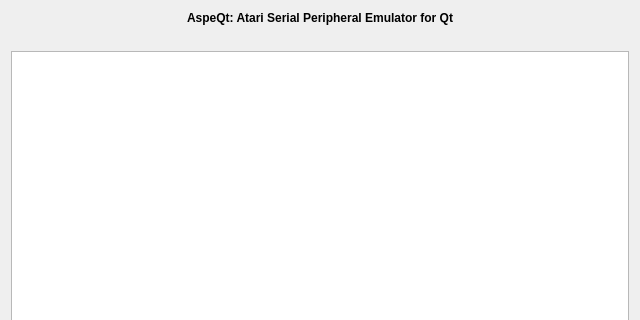
pjones1063/AspeQt-2k24, file aboutdialog.ui: the form before one commit; both pictures show x 0 to 640 and y 0 to 320 of the 640 by 480 pixel window.
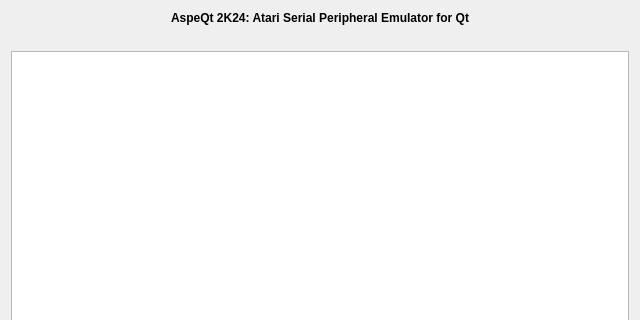
The form after the commit.

Diff of the .ui file:
```diff
--- a/aboutdialog.ui
+++ b/aboutdialog.ui
@@ -21,7 +21,6 @@
     <widget class="QLabel" name="respeqtLabel">
      <property name="font">
       <font>
-       <weight>75</weight>
        <bold>true</bold>
       </font>
      </property>
@@ -29,7 +28,13 @@
       <locale language="English" country="UnitedStates"/>
      </property>
      <property name="text">
-      <string>AspeQt: Atari Serial Peripheral Emulator for Qt</string>
+      <string>AspeQt 2K24: Atari Serial Peripheral Emulator for Qt</string>
+     </property>
+     <property name="textFormat">
+      <enum>Qt::AutoText</enum>
+     </property>
+     <property name="scaledContents">
+      <bool>true</bool>
      </property>
      <property name="alignment">
       <set>Qt::AlignCenter</set>
```
Left out of the diff: 4 changed lines with no effect on the pictures.
